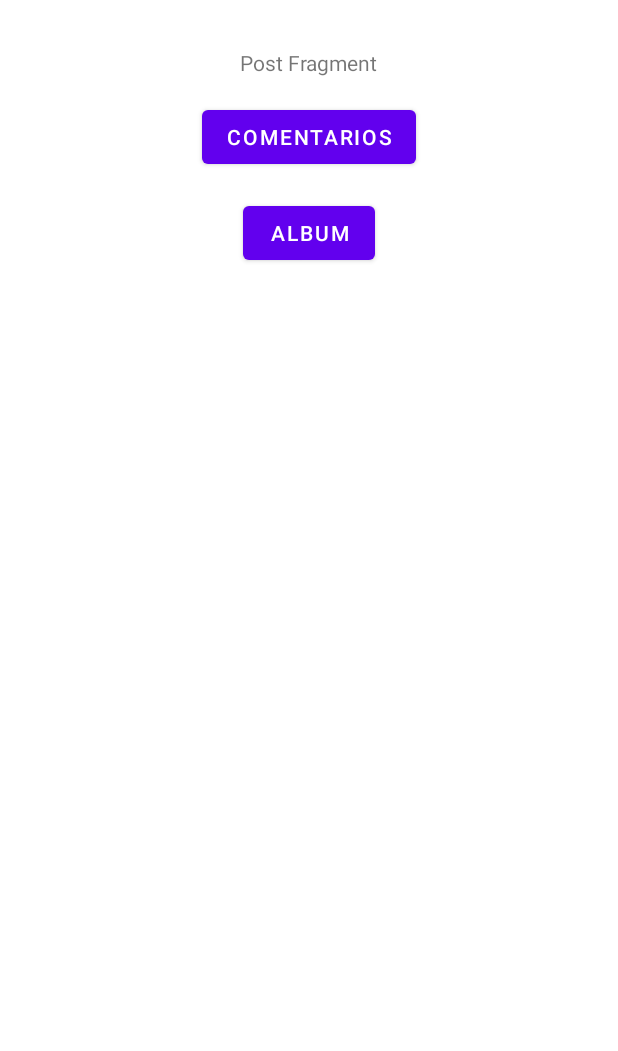
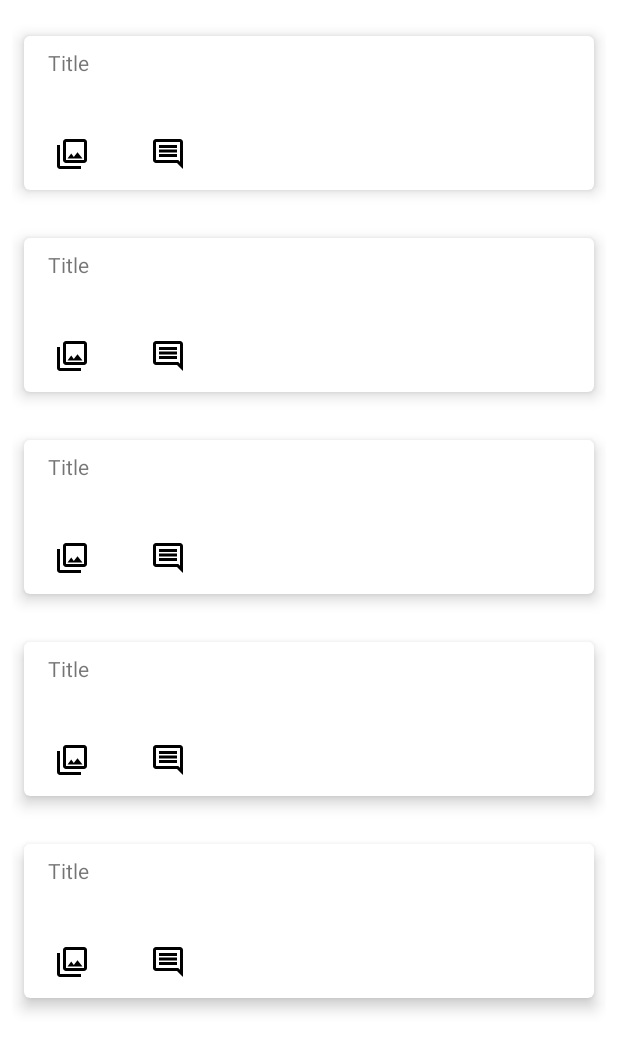
Before and after one commit to massana2110/posts-app, an Android app: the layout fragment_posts.xml on its own in the app's theme, with its tools: preview values and no code run, on a phone screen of 412 x 824 dp. Shown: the top 1051 px of the screen. Run offline under Robolectric (Android 15) with nearby library versions, the phone set to English and light mode, and no system bars.

Commit message:
:art: Add recycler view of post and items

```diff
--- a/app/src/main/java/com/example/postsapp/MainActivity.kt
+++ b/app/src/main/java/com/example/postsapp/MainActivity.kt
@@ -6,6 +6,7 @@ import androidx.databinding.DataBindingUtil
 import androidx.navigation.findNavController
 import androidx.navigation.fragment.NavHostFragment
 import androidx.navigation.ui.AppBarConfiguration
+import androidx.navigation.ui.setupActionBarWithNavController
 import androidx.navigation.ui.setupWithNavController
 import com.example.postsapp.databinding.ActivityMainBinding
 
@@ -23,6 +24,7 @@ class MainActivity : AppCompatActivity() {
         val navController = navHostFragment.navController
         val appBarConfiguration = AppBarConfiguration(navController.graph)
 
+        setupActionBarWithNavController(navController, appBarConfiguration)
         _binding.mainToolbar.setupWithNavController(navController, appBarConfiguration)
     }
 }
--- /dev/null
+++ b/app/src/main/res/drawable/ic_album.xml
@@ -0,0 +1,5 @@
+<vector android:height="24dp" android:tint="#000000"
+    android:viewportHeight="24" android:viewportWidth="24"
+    android:width="24dp" xmlns:android="http://schemas.android.com/apk/res/android">
+    <path android:fillColor="@android:color/white" android:pathData="M20,4v12L8,16L8,4h12m0,-2L8,2c-1.1,0 -2,0.9 -2,2v12c0,1.1 0.9,2 2,2h12c1.1,0 2,-0.9 2,-2L22,4c0,-1.1 -0.9,-2 -2,-2zM11.5,11.67l1.69,2.26 2.48,-3.1L19,15L9,15zM2,6v14c0,1.1 0.9,2 2,2h14v-2L4,20L4,6L2,6z"/>
+</vector>
--- /dev/null
+++ b/app/src/main/res/drawable/ic_comments.xml
@@ -0,0 +1,5 @@
+<vector android:height="24dp" android:tint="#000000"
+    android:viewportHeight="24" android:viewportWidth="24"
+    android:width="24dp" xmlns:android="http://schemas.android.com/apk/res/android">
+    <path android:fillColor="@android:color/white" android:pathData="M21.99,4c0,-1.1 -0.89,-2 -1.99,-2L4,2c-1.1,0 -2,0.9 -2,2v12c0,1.1 0.9,2 2,2h14l4,4 -0.01,-18zM20,4v13.17L18.83,16L4,16L4,4h16zM6,12h12v2L6,14zM6,9h12v2L6,11zM6,6h12v2L6,8z"/>
+</vector>
--- a/app/src/main/res/layout/fragment_posts.xml
+++ b/app/src/main/res/layout/fragment_posts.xml
@@ -4,39 +4,26 @@
     xmlns:tools="http://schemas.android.com/tools"
     tools:context=".views.posts.PostsFragment">
 
+    <data>
+    </data>
+
     <androidx.constraintlayout.widget.ConstraintLayout
         android:layout_width="match_parent"
         android:layout_height="match_parent">
 
-        <TextView
-            android:id="@+id/textView"
-            android:layout_width="wrap_content"
+        <androidx.recyclerview.widget.RecyclerView
+            android:id="@+id/postsRecyclerView"
+            android:layout_width="0dp"
             android:layout_height="wrap_content"
-            android:layout_marginTop="32dp"
-            android:text="Post Fragment"
+            android:layout_marginStart="@dimen/small_margin"
+            android:layout_marginTop="@dimen/small_margin"
+            android:layout_marginEnd="@dimen/small_margin"
+            app:layoutManager="androidx.recyclerview.widget.LinearLayoutManager"
             app:layout_constraintEnd_toEndOf="parent"
             app:layout_constraintStart_toStartOf="parent"
-            app:layout_constraintTop_toTopOf="parent" />
-
-        <Button
-            android:id="@+id/commentsBtn"
-            android:layout_width="wrap_content"
-            android:layout_height="wrap_content"
-            android:layout_marginTop="16dp"
-            android:text="Comentarios"
-            app:layout_constraintEnd_toEndOf="parent"
-            app:layout_constraintStart_toStartOf="parent"
-            app:layout_constraintTop_toBottomOf="@+id/textView" />
-
-        <Button
-            android:id="@+id/albumBtn"
-            android:layout_width="wrap_content"
-            android:layout_height="wrap_content"
-            android:layout_marginTop="16dp"
-            android:text="Album"
-            app:layout_constraintEnd_toEndOf="parent"
-            app:layout_constraintStart_toStartOf="parent"
-            app:layout_constraintTop_toBottomOf="@+id/commentsBtn" />
+            app:layout_constraintTop_toTopOf="parent"
+            tools:listitem="@layout/post_item"
+            tools:itemCount="5"/>
 
     </androidx.constraintlayout.widget.ConstraintLayout>
 
--- /dev/null
+++ b/app/src/main/res/layout/post_item.xml
@@ -0,0 +1,68 @@
+<?xml version="1.0" encoding="utf-8"?>
+<layout xmlns:android="http://schemas.android.com/apk/res/android"
+    xmlns:app="http://schemas.android.com/apk/res-auto"
+    xmlns:tools="http://schemas.android.com/tools">
+
+    <com.google.android.material.card.MaterialCardView
+        android:id="@+id/postItem"
+        android:layout_width="match_parent"
+        android:layout_height="wrap_content"
+        android:layout_marginVertical="@dimen/medium_margin"
+        android:layout_marginHorizontal="@dimen/small_margin"
+        app:cardElevation="6dp">
+
+        <androidx.constraintlayout.widget.ConstraintLayout
+            android:layout_width="match_parent"
+            android:layout_height="wrap_content">
+
+            <TextView
+                android:id="@+id/postTitle"
+                android:layout_width="wrap_content"
+                android:layout_height="wrap_content"
+                android:layout_marginStart="@dimen/medium_margin"
+                android:layout_marginTop="@dimen/small_margin"
+                app:layout_constraintStart_toStartOf="parent"
+                app:layout_constraintTop_toTopOf="parent"
+                tools:text="Title" />
+
+            <TextView
+                android:id="@+id/textView"
+                android:layout_width="wrap_content"
+                android:layout_height="wrap_content"
+                android:layout_marginStart="@dimen/medium_margin"
+                android:layout_marginTop="@dimen/small_margin"
+                app:layout_constraintStart_toStartOf="parent"
+                app:layout_constraintTop_toBottomOf="@+id/postTitle"
+                tools:text="@tools:sample/full_names" />
+
+            <ImageButton
+                android:id="@+id/imageButton"
+                android:layout_width="wrap_content"
+                android:layout_height="wrap_content"
+                android:layout_marginStart="@dimen/small_margin"
+                android:background="@color/white"
+                android:contentDescription="@string/show_album_cd"
+                android:minWidth="48dp"
+                android:minHeight="48dp"
+                android:src="@drawable/ic_album"
+                app:layout_constraintBottom_toBottomOf="parent"
+                app:layout_constraintStart_toStartOf="parent"
+                app:layout_constraintTop_toBottomOf="@+id/textView" />
+
+            <ImageButton
+                android:layout_width="wrap_content"
+                android:layout_height="wrap_content"
+                android:layout_marginStart="@dimen/medium_margin"
+                android:background="@color/white"
+                android:minWidth="48dp"
+                android:minHeight="48dp"
+                android:src="@drawable/ic_comments"
+                app:layout_constraintBottom_toBottomOf="parent"
+                app:layout_constraintStart_toEndOf="@+id/imageButton"
+                app:layout_constraintTop_toBottomOf="@+id/textView" />
+
+        </androidx.constraintlayout.widget.ConstraintLayout>
+
+    </com.google.android.material.card.MaterialCardView>
+
+</layout>
--- /dev/null
+++ b/app/src/main/res/values/dimens.xml
@@ -0,0 +1,5 @@
+<?xml version="1.0" encoding="utf-8"?>
+<resources>
+    <dimen name="small_margin">8dp</dimen>
+    <dimen name="medium_margin">16dp</dimen>
+</resources>
--- a/app/src/main/res/values/strings.xml
+++ b/app/src/main/res/values/strings.xml
@@ -2,4 +2,5 @@
     <string name="app_name">Posts App</string>
     <!-- TODO: Remove or change this placeholder text -->
     <string name="hello_blank_fragment">Hello blank fragment</string>
+    <string name="show_album_cd">Show album</string>
 </resources>
```
